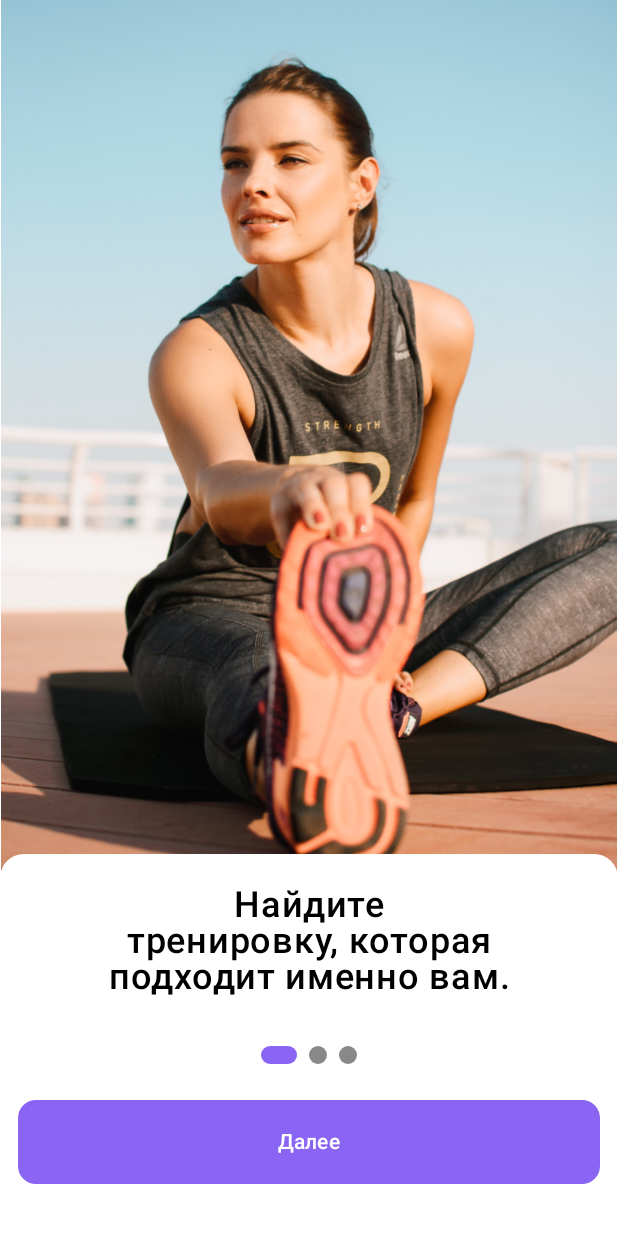
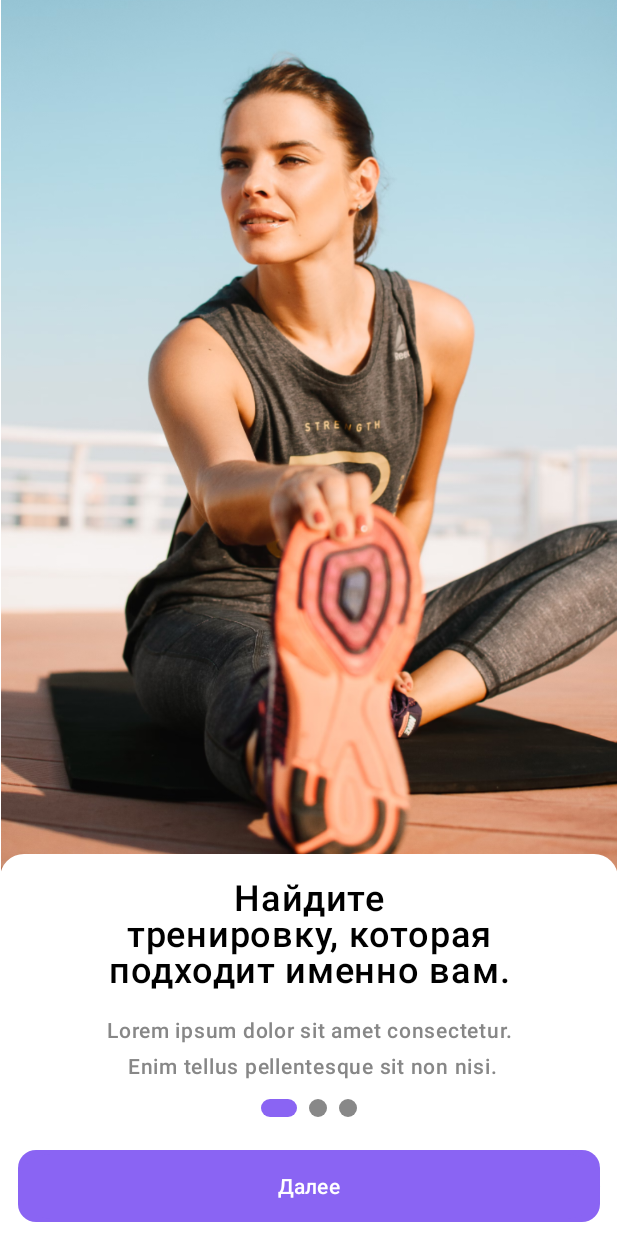
Before and after one commit to vorahkaz0namor/MyFitness, an Android app built with Jetpack Compose: the composable OnBoarding2 shown on its own in the app's theme, on a phone screen of 412 x 824 dp. Run offline under Robolectric (Android 15) with nearby library versions, the phone set to English and light mode, and no system bars.

Commit message:
Поставил нижний текст

```diff
--- a/app/src/main/java/com/resonance/myfitness/splashScreen/OnBoarding2.kt
+++ b/app/src/main/java/com/resonance/myfitness/splashScreen/OnBoarding2.kt
@@ -29,6 +29,7 @@ import androidx.compose.ui.unit.dp
 import androidx.compose.ui.unit.sp
 import androidx.navigation.NavController
 import com.resonance.myfitness.R
+import com.resonance.myfitness.ui.theme.TextColorGray
 import com.resonance.myfitness.ui.theme.TextColorViolet
 
 @Composable
@@ -37,7 +38,8 @@ fun OnBoarding2(navController: NavController) {
         modifier = Modifier.fillMaxSize()
     ) {
         Column(
-            modifier = Modifier.fillMaxSize()
+            modifier = Modifier
+                .fillMaxSize()
                 .background(Color.White)
         ) {
             Image(
@@ -51,7 +53,7 @@ fun OnBoarding2(navController: NavController) {
             Box(
                 modifier = Modifier
                     .fillMaxWidth()
-                    .height(100.dp)
+                    .height(90.dp)
                     .background(Color.White)
                     .offset(y = (-16).dp)
             ) {
@@ -64,20 +66,54 @@ fun OnBoarding2(navController: NavController) {
                 ) {
                     Text(
                         buildAnnotatedString {
-                            withStyle(style = SpanStyle(fontSize = 24.sp, fontWeight = FontWeight.SemiBold)) {
+                            withStyle(
+                                style = SpanStyle(
+                                    fontSize = 24.sp,
+                                    fontWeight = FontWeight.SemiBold
+                                )
+                            ) {
                                 append("Найдите\n тренировку, которая \nподходит именно вам.")
-
                             }
                         },
                         color = Color.Black,
                         fontSize = 18.sp,
                         textAlign = TextAlign.Center,
-                        modifier = Modifier.padding(top = 16.dp)
+                        modifier = Modifier.padding(top = 16.dp, bottom = 0.dp)
                     )
                 }
             }
+
+            Box(
+                modifier = Modifier
+                    .fillMaxWidth()
+                    .height(45.dp)
+                    .background(Color.White),
+                contentAlignment = Alignment.Center
+            ) {
+                Text(
+                    buildAnnotatedString {
+                        withStyle(
+                            style = SpanStyle(
+                                fontSize = 14.sp,
+                                fontWeight = FontWeight.Medium,
+                                color = TextColorGray
+                            )
+                        ) {
+                            append("Lorem ipsum dolor sit amet consectetur.\n Enim tellus pellentesque sit non nisi.")
+                        }
+                    },
+                    color = Color.Black,
+                    fontSize = 18.sp,
+                    textAlign = TextAlign.Center,
+                    modifier = Modifier.padding(top = 0.dp)
+                )
+            }
+
+
             Spacer(modifier = Modifier.height(12.dp))
-            SliderWithIndicator(currentPage = 1, modifier = Modifier.fillMaxWidth().padding(horizontal = 16.dp)) // Индикатор слайдера
+            SliderWithIndicator(currentPage = 1, modifier = Modifier
+                .fillMaxWidth()
+                .padding(horizontal = 16.dp))
 
 
            Spacer(modifier = Modifier.height(12.dp))
@@ -90,7 +126,12 @@ fun OnBoarding2(navController: NavController) {
                    .height(56.dp)
                    .background(
                        color = TextColorViolet,
-                        shape = RoundedCornerShape(topStart = 12.dp, topEnd = 12.dp, bottomStart = 12.dp, bottomEnd =12.dp)
+                       shape = RoundedCornerShape(
+                           topStart = 12.dp,
+                           topEnd = 12.dp,
+                           bottomStart = 12.dp,
+                           bottomEnd = 12.dp
+                       )
                    ),
                        colors = ButtonDefaults.buttonColors(
                        TextColorViolet
--- a/app/src/main/java/com/resonance/myfitness/ui/theme/Color.kt
+++ b/app/src/main/java/com/resonance/myfitness/ui/theme/Color.kt
@@ -10,3 +10,4 @@ val Purple40 = Color(0xFF6650a4)
 val PurpleGrey40 = Color(0xFF625b71)
 val Pink40 = Color(0xFF7D5260)
 val TextColorViolet = Color(0xFF8A64F3)
+val TextColorGray = Color(0xFF878787)
```
Also changed, not shown: app/src/main/java/com/resonance/myfitness/splashScreen/OnBoarding3.kt (+51 -8 lines), app/src/main/java/com/resonance/myfitness/splashScreen/OnBoarding4.kt (+45 -11 lines). Lines whose indentation alone changed are shown as unchanged.
